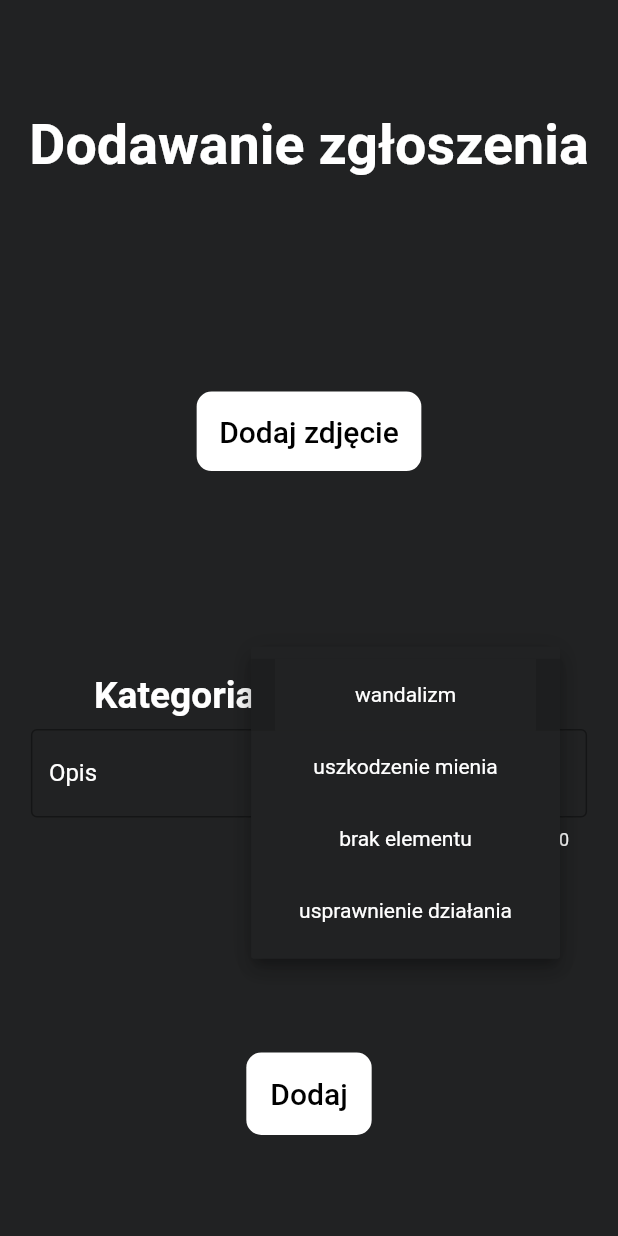
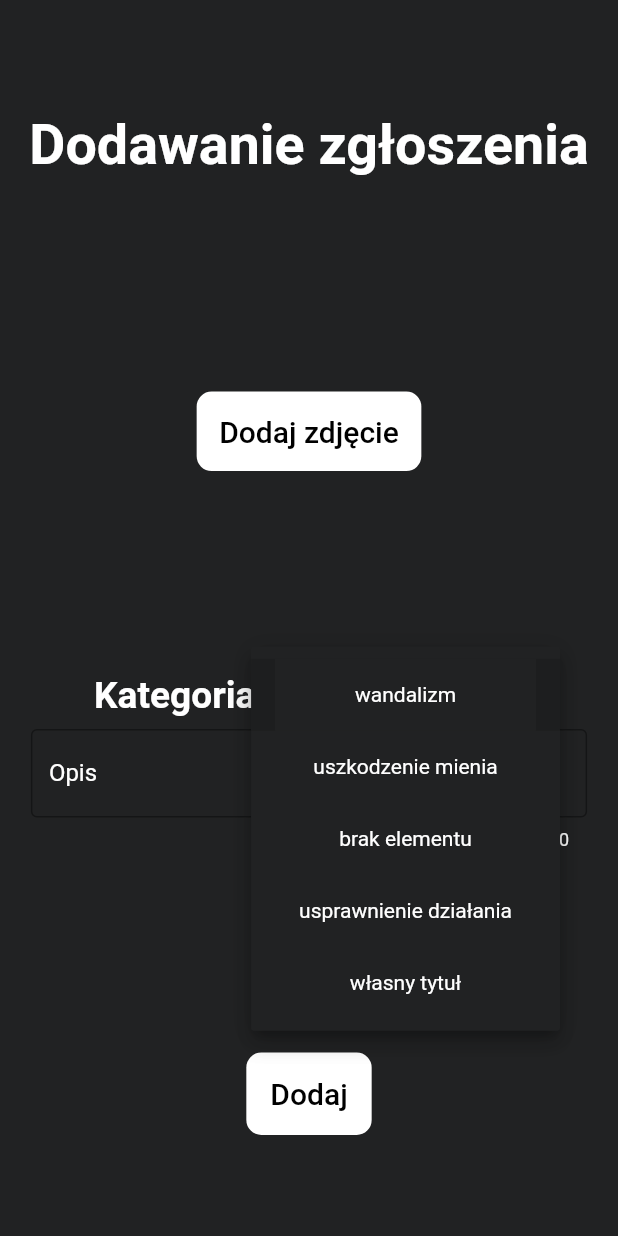
Before and after one commit to Marusiella/miastoerror, a Flutter app: the AddPost screen opened by its route, after a tap on "wandalizm", on a phone screen of 412 x 824 dp. Run offline on Flutter 3.47's test engine with Material 2 defaults, Android fonts, the phone set to English and light mode, and no system bars; our stand-ins replace cloud_firestore, firebase_analytics, firebase_auth, firebase_core, firebase_crashlytics, firebase_database and 6 more; missing offline and left inert: flutter_osm_plugin; accounts and stored records are empty.

Commit message:
add dropdown if selected

```diff
--- a/lib/add_post.dart
+++ b/lib/add_post.dart
@@ -90,6 +90,7 @@ class _AddPostState extends State<AddPost> {
               //       Provider.of<MyProvider>(context, listen: false)
               //           .setTitle(value),
               // ),
+
               Row(
                 mainAxisAlignment: MainAxisAlignment.center,
                 children: [
@@ -125,9 +126,28 @@ class _AddPostState extends State<AddPost> {
                       }),
                 ],
               ),
+
               SizedBox(
                 height: MediaQuery.of(context).size.height * 0.01,
               ),
+              if (Provider.of<MyProvider>(context).showInput)
+                TextField(
+                  style: const TextStyle(color: Colors.white),
+                  maxLength: 20,
+                  decoration: const InputDecoration(
+                    helperStyle: TextStyle(color: Colors.white),
+                    labelStyle: TextStyle(color: Colors.white),
+                    hintStyle: TextStyle(color: Colors.white),
+                    errorStyle: TextStyle(color: Colors.white),
+                    border: OutlineInputBorder(
+                      borderSide: BorderSide(color: Colors.white),
+                    ),
+                    labelText: 'Tytuł',
+                  ),
+                  onChanged: (value) =>
+                      Provider.of<MyProvider>(context, listen: false)
+                          .setTitle(value),
+                ),
               TextField(
                 maxLength: 200,
                 keyboardType: TextInputType.multiline,
--- a/lib/main.dart
+++ b/lib/main.dart
@@ -27,7 +27,8 @@ const List<String> typesOfPosts = [
   "wandalizm",
   "uszkodzenie mienia",
   "brak elementu",
-  "usprawnienie działania"
+  "usprawnienie działania",
+  "własny tytuł"
 ];
 void main() async {
   WidgetsFlutterBinding.ensureInitialized();
@@ -40,7 +41,9 @@ void main() async {
       FirebaseFirestore.instance.useFirestoreEmulator('localhost', 8080);
       await FirebaseFirestore.instance
           .enablePersistence(const PersistenceSettings(synchronizeTabs: true));
-      await FirebaseAnalytics.instance.setAnalyticsCollectionEnabled(false);
+      try {
+        await FirebaseAnalytics.instance.setAnalyticsCollectionEnabled(false);
+      } catch (_) {}
       await FirebaseAuth.instance.useAuthEmulator('localhost', 9099);
       await FirebaseStorage.instance.useStorageEmulator('localhost', 9199);
       FirebaseDatabase.instance.useDatabaseEmulator('localhost', 9000);
--- a/lib/provider.dart
+++ b/lib/provider.dart
@@ -39,6 +39,13 @@ class MyProvider with ChangeNotifier {
   bool get admin => isAdmin;
   bool _isLoaded = true;
   bool get isLoaded => _isLoaded;
+  bool _showInput = false;
+  bool get showInput => _showInput;
+  void setShowInput(bool value) {
+    _showInput = value;
+    notifyListeners();
+  }
+
   Future<void> getPostNow() async {
     var data = await db
         .collection("posts")
@@ -270,7 +277,7 @@ class MyProvider with ChangeNotifier {
     var url = await (await x).ref.getDownloadURL();
     DbPost post = DbPost(
         id: "",
-        title: type,
+        title: type == "własny tytuł" ? _title : type,
         uidOfImage: url,
         city: _city,
         description: description,
@@ -388,7 +395,12 @@ class MyProvider with ChangeNotifier {
   }
 
   void setType(String type) async {
-    this.type = type;
+    if (type != "własny tytuł") {
+      this.type = type;
+    } else {
+      this.type = "własny tytuł";
+      _showInput = true;
+    }
     notifyListeners();
   }
 }
```
